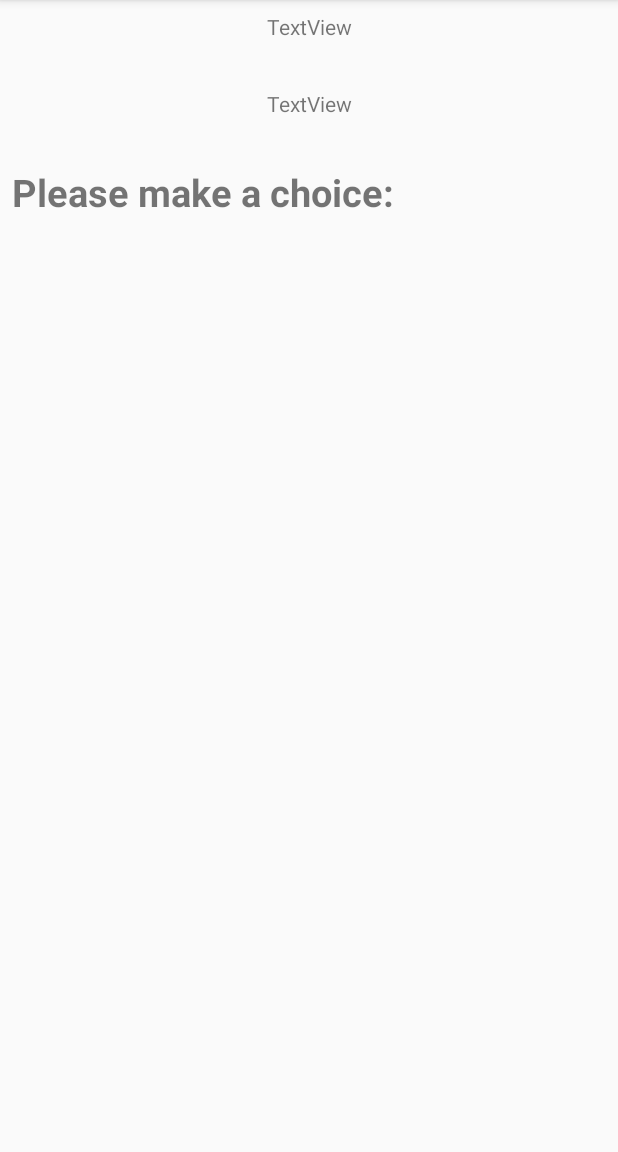
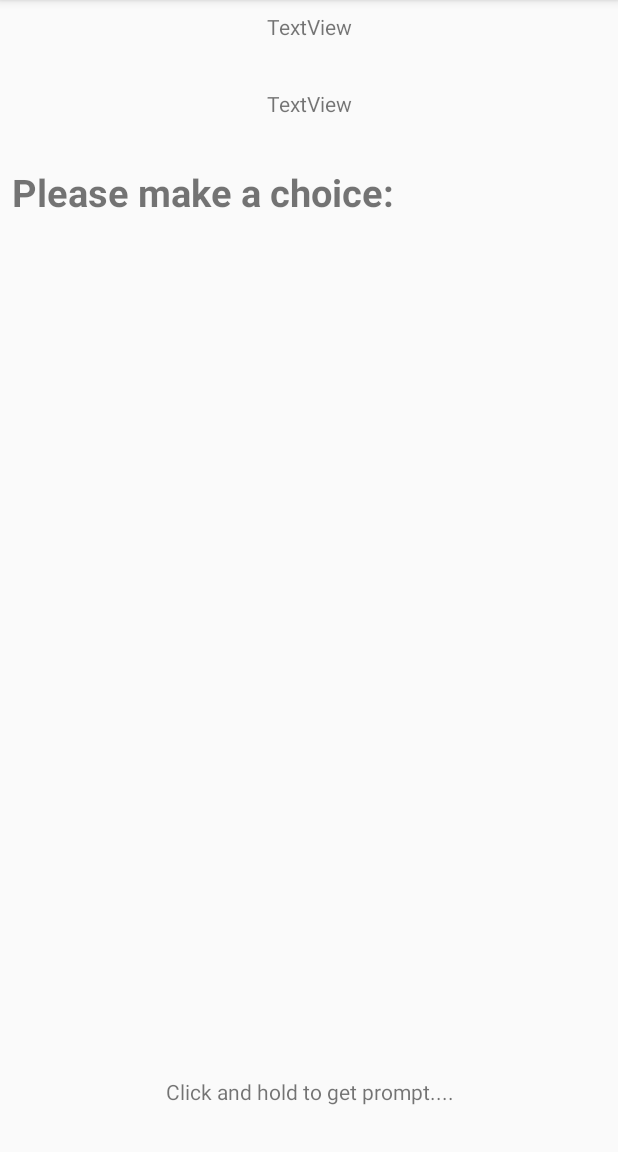
Before and after one commit to DimDrumm/Quize, an Android app: the fragment SingleSelectionFragment placed in its activity, after a tap on "Prompts", on a phone screen of 412 x 824 dp, the part 84-1236 px from its top. Run offline under Robolectric (Android 15) with nearby library versions, the phone set to English and light mode, and no system bars; 3 statements that could not run were skipped.

Commit message:
+contextMenu +countPromts +blockPrompts

```diff
--- a/app/src/main/java/a2018/by/step/myquiz/activity/IntroActivity.kt
+++ b/app/src/main/java/a2018/by/step/myquiz/activity/IntroActivity.kt
@@ -18,7 +18,7 @@ import android.view.MenuItem
 import android.widget.Toast
 
 class IntroActivity : AppCompatActivity(), OnFragmentListener {
-    private val quizeData = QuizeData()
+    private val quizeData = QuizeData
     lateinit var listener: OnActivityListener
     override fun onCreate(savedInstanceState: Bundle?) {
         super.onCreate(savedInstanceState)
@@ -40,13 +40,18 @@ class IntroActivity : AppCompatActivity(), OnFragmentListener {
     override fun onOptionsItemSelected(item: MenuItem?): Boolean {
         when (item?.itemId) {
             R.id.menu_logout -> logout()
-            R.id.prompt -> Toast.makeText(applicationContext, "Text", Toast.LENGTH_SHORT).show()
+            R.id.prompt -> Toast.makeText(
+                applicationContext,
+                quizeData.promptQuantity.toString(),
+                Toast.LENGTH_SHORT
+            ).show()
             R.id.menu_Exit -> {
                 startActivity(
-                    Intent(Intent.ACTION_MAIN).addCategory(Intent.CATEGORY_HOME).setFlags(Intent.FLAG_ACTIVITY_NEW_TASK)
+                    Intent(Intent.ACTION_MAIN).addCategory(Intent.CATEGORY_HOME).
+                        setFlags(Intent.FLAG_ACTIVITY_NEW_TASK)
                 )
             }
-            R.id.user_info -> startActivity(Intent(applicationContext,UserInfoActivity::class.java))
+            R.id.user_info -> startActivity(Intent(applicationContext, UserInfoActivity::class.java))
         }
         return super.onOptionsItemSelected(item)
     }
@@ -59,7 +64,10 @@ class IntroActivity : AppCompatActivity(), OnFragmentListener {
 
 
     override fun changeFragment(data: Data) {
-        quizeData.answeredQuestionsList.add(data)
+        quizeData.apply {
+            promptRemaining(data.isPromtUse)
+            answeredQuestionsList.add(data)
+        }
         getFragment()
     }
 
--- a/app/src/main/java/a2018/by/step/myquiz/activity/QuizeData.kt
+++ b/app/src/main/java/a2018/by/step/myquiz/activity/QuizeData.kt
@@ -6,17 +6,17 @@ import android.util.Log
 import java.util.*
 
 
-class QuizeData {
+object QuizeData {
     val questions = mutableListOf<Question<*>>().apply { addAll(QuestionRepository.getQuestions()) }
     var answeredQuestionsList = mutableListOf<Data>()
-
+    var promptQuantity = 1
     fun getRandomQuestion(): Question<*>? {
         return if (questions.isEmpty()) {
             null
         } else {
             val item = Random().nextInt(questions.size)
             val returnQuestion = questions[item]
-            Log.d("QuizeData","$returnQuestion")
+            Log.d("QuizeData", "$returnQuestion")
             answeredQuestionsList.add(Data(questions[item].checkAnswer(), questions[item]))
             questions.removeAt(item)
             returnQuestion
@@ -32,6 +32,14 @@ class QuizeData {
         }
         return rightAnswerQuantity
     }
+
+    fun promptRemaining(isUse: Boolean): Int {
+        if (isUse) {
+            promptQuantity--
+        }
+        return promptQuantity
+    }
 }
 
-class Data(val isRight: Boolean, val question: Question<*>)
+
+class Data(val isRight: Boolean, val question: Question<*>, var isPromtUse: Boolean = false)
--- a/app/src/main/res/layout/activity_user_info.xml
+++ b/app/src/main/res/layout/activity_user_info.xml
@@ -9,6 +9,7 @@
 
 
     <ImageView
+            android:src="@drawable/app_logo"
             android:id="@+id/user_avatar"
             android:layout_width="150dp"
             android:layout_height="150dp"
@@ -27,6 +28,7 @@
             android:layout_width="0dp"
             android:layout_height="wrap_content"
             android:id="@+id/tv_user_name"
+            android:textAlignment="center"
             android:layout_marginTop="8dp"
             app:layout_constraintTop_toTopOf="@id/user_avatar"
             app:layout_constraintEnd_toEndOf="parent"
@@ -36,6 +38,7 @@
 
     <TextView
             android:text="@string/user_second_name"
+            android:textAlignment="center"
             android:layout_width="0dp"
             android:layout_height="wrap_content"
             android:id="@+id/tv_user_second_name"
@@ -53,8 +56,7 @@
             app:layout_constraintTop_toBottomOf="@id/tv_user_second_name"
             app:layout_constraintStart_toEndOf="@+id/user_avatar"
             app:layout_constraintEnd_toEndOf="parent"
-
-
+            android:textAlignment="center"
             android:id="@+id/textView3"
             app:layout_constraintHorizontal_bias="0.5"/>
 
--- a/app/src/main/res/layout/fragment_single_selection.xml
+++ b/app/src/main/res/layout/fragment_single_selection.xml
@@ -42,7 +42,7 @@
             android:layout_width="0dp"
             android:layout_height="wrap_content"
             android:id="@+id/tv_answer"
-            android:textSize="25dp"
+            android:textSize="25sp"
             android:textStyle="bold"
             android:layout_marginTop="32dp"
             android:layout_marginStart="@dimen/start_margin"
@@ -62,18 +62,17 @@
             android:orientation="vertical">
     </RadioGroup>
 
-    <!--<Button-->
-            <!--android:text="Button"-->
-            <!--android:layout_width="wrap_content"-->
-            <!--android:layout_height="wrap_content"-->
-            <!--android:id="@+id/b_Next"-->
-            <!--app:layout_constraintStart_toStartOf="parent"-->
-            <!--android:layout_marginStart="8dp"-->
-            <!--app:layout_constraintEnd_toEndOf="parent"-->
-            <!--android:layout_marginEnd="8dp"-->
-            <!--android:layout_marginBottom="72dp"-->
-            <!--app:layout_constraintBottom_toBottomOf="parent"-->
-            <!--app:layout_constraintHorizontal_bias="0.498"/>-->
+    <TextView
+            android:text="@string/get_prompt"
+            android:layout_width="0dp"
+            android:layout_height="wrap_content"
+            android:id="@+id/tv_get_prompt"
+            android:textAlignment="center"
+            app:layout_constraintStart_toStartOf="parent"
+            app:layout_constraintEnd_toEndOf="parent"
+            app:layout_constraintBottom_toBottomOf="parent"
+            app:layout_constraintTop_toBottomOf="@+id/rg"
+            app:layout_constraintVertical_bias="0.9"/>
 
 
 </android.support.constraint.ConstraintLayout>
--- /dev/null
+++ b/app/src/main/res/menu/singles_selection_fragment_menu.xml
@@ -0,0 +1,4 @@
+<?xml version="1.0" encoding="utf-8"?>
+<menu xmlns:android="http://schemas.android.com/apk/res/android">
+
+</menu>
--- a/app/src/main/res/values/strings.xml
+++ b/app/src/main/res/values/strings.xml
@@ -30,6 +30,7 @@
     <string name="User_name">User name</string>
     <string name="user_second_name">User second name</string>
     <string name="user_email">user_email</string>
+    <string name="get_prompt">Сlick and hold to get prompt....</string>
 
 
 </resources>
```
Also changed, not shown: app/src/main/java/a2018/by/step/myquiz/fragment/SingleSelectionFragment.kt (+12 -4 lines), 1 other file.
